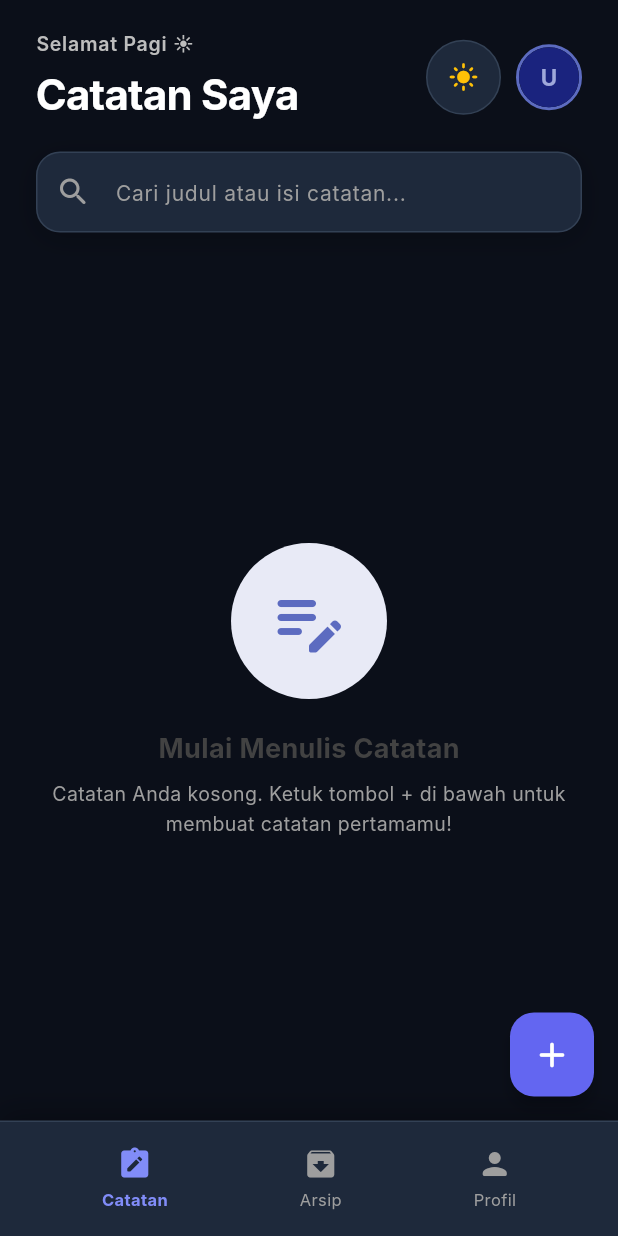
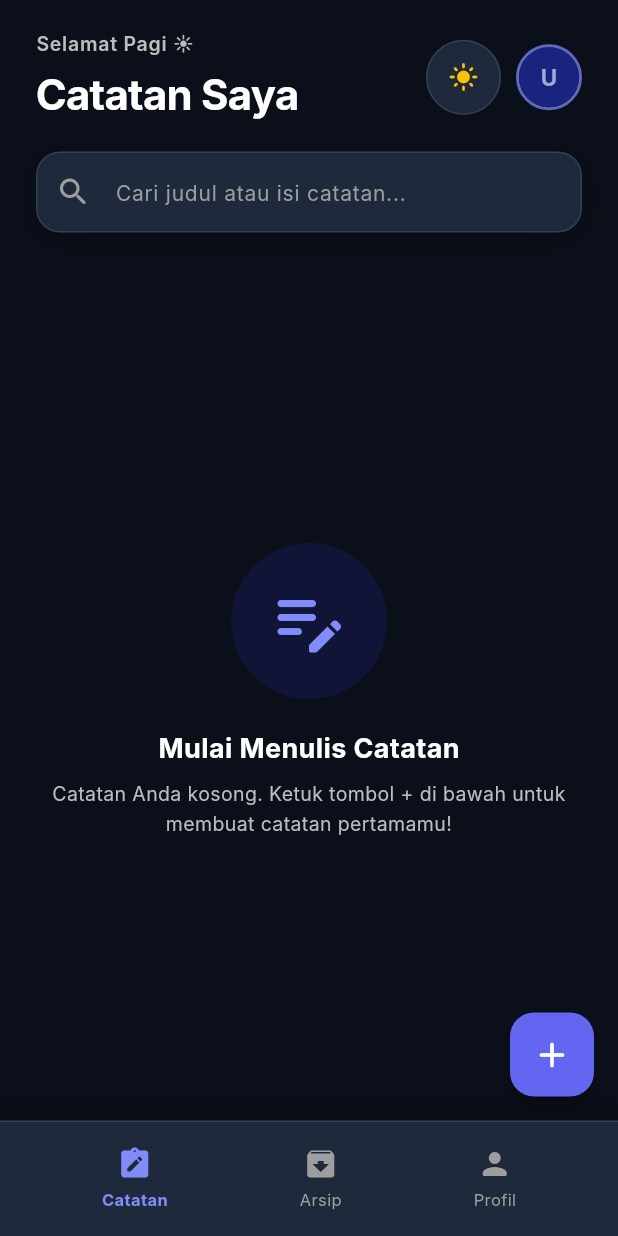
Before and after one commit to KIKOPOLA/notes, a Flutter app: the HomePage screen opened by its route, after a tap on the "dark mode" icon, on a phone screen of 412 x 824 dp. Run offline on Flutter 3.47's test engine with Material 3 defaults, Android fonts, the phone set to English and light mode, and no system bars; our stand-ins replace audioplayers, file_picker, flutter_image_compress, image_picker, shared_preferences, supabase_flutter and 1 more; missing offline and left inert: dart:html, dart:js, dart:ui_web, flutter_quill; accounts and stored records are empty; Roboto replaces fonts that are missing (Inter).

Commit message:
update 3.0

```diff
--- a/lib/widgets/empty_state_widget.dart
+++ b/lib/widgets/empty_state_widget.dart
@@ -18,6 +18,15 @@ class EmptyStateWidget extends StatelessWidget {
 
   @override
   Widget build(BuildContext context) {
+    final isDark = Theme.of(context).brightness == Brightness.dark;
+    final defaultCircleColor = isDark
+        ? Colors.indigo.shade900.withValues(alpha: 0.3)
+        : Colors.indigo.shade50;
+    final defaultIconColor =
+        isDark ? const Color(0xFF818CF8) : Colors.indigo.shade400;
+    final titleColor = isDark ? Colors.white : Colors.grey.shade800;
+    final msgColor = isDark ? Colors.grey.shade400 : Colors.grey.shade500;
+
     return Center(
       child: SingleChildScrollView(
         padding: const EdgeInsets.all(32),
@@ -27,13 +36,13 @@ class EmptyStateWidget extends StatelessWidget {
             Container(
               padding: const EdgeInsets.all(24),
               decoration: BoxDecoration(
-                color: circleColor ?? Colors.indigo.shade50,
+                color: circleColor ?? defaultCircleColor,
                 shape: BoxShape.circle,
               ),
               child: Icon(
                 icon,
                 size: 56,
-                color: iconColor ?? Colors.indigo.shade400,
+                color: iconColor ?? defaultIconColor,
               ),
             ),
             const SizedBox(height: 20),
@@ -42,7 +51,7 @@ class EmptyStateWidget extends StatelessWidget {
               style: TextStyle(
                 fontSize: 18,
                 fontWeight: FontWeight.bold,
-                color: Colors.grey.shade800,
+                color: titleColor,
               ),
             ),
             const SizedBox(height: 8),
@@ -51,7 +60,7 @@ class EmptyStateWidget extends StatelessWidget {
               textAlign: TextAlign.center,
               style: TextStyle(
                 fontSize: 13,
-                color: Colors.grey.shade500,
+                color: msgColor,
                 height: 1.5,
               ),
             ),
```
Also changed, not shown: lib/pages/note_editor_page.dart (+3 -6 lines), lib/services/note_service.dart (+8 -8 lines), lib/widgets/audio_player_widget.dart (+18 -11 lines).
